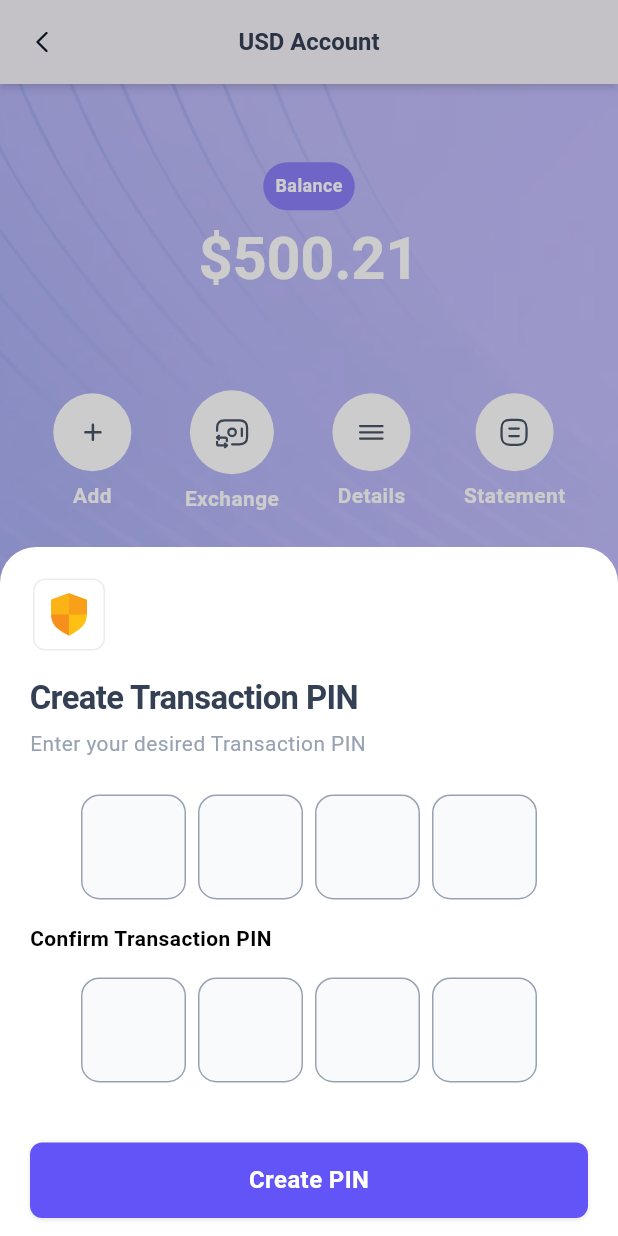
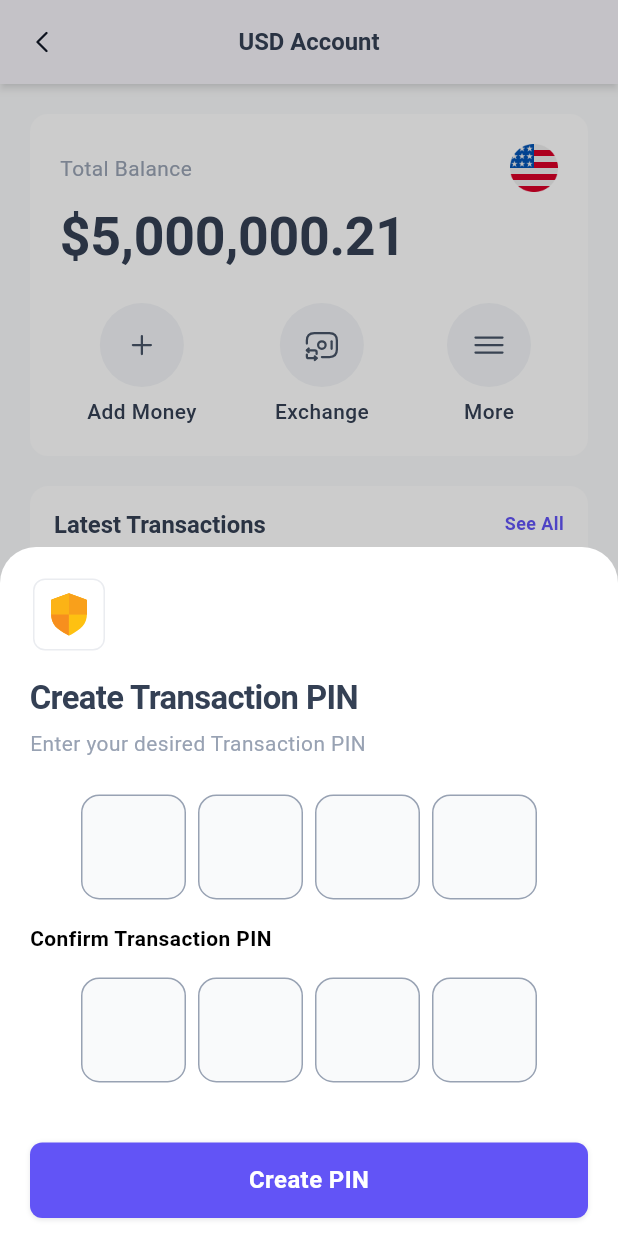
Before and after one commit to maraz-dev/remittance_mobile, a Flutter app: the CurrencyAccountView screen opened by its route, on a phone screen of 412 x 824 dp. Run offline on Flutter 3.47's test engine with Material 3 defaults, Android fonts, the phone set to English and light mode, and no system bars; drawn by our look-alikes of pinput; our stand-ins replace clock, device_info_plus, dio, flutter_animate, flutter_screenutil, flutter_secure_storage and 12 more; missing offline and left inert: curl_logger_dio_interceptor, dio_cache_interceptor, dio_cache_interceptor_hive_store, flutter_skeleton_ui, number_text_input_formatter; accounts and stored records are empty; network calls fail; Roboto replaces fonts that are missing (SFPro).

Commit message:
fix: redo currency account

```diff
--- a/lib/view/features/home/currency_account_view.dart
+++ b/lib/view/features/home/currency_account_view.dart
@@ -3,11 +3,13 @@ import 'package:flutter_screenutil/flutter_screenutil.dart';
 import 'package:go_router/go_router.dart';
 import 'package:remittance_mobile/view/features/home/add_money_view.dart';
 import 'package:remittance_mobile/view/features/transactions/widgets/latest_transaction_box.dart';
+import 'package:remittance_mobile/view/utils/app_bottomsheet.dart';
 import 'package:remittance_mobile/view/widgets/account_options.dart';
 import 'package:remittance_mobile/view/theme/app_colors.dart';
 import 'package:remittance_mobile/view/utils/app_images.dart';
 import 'package:remittance_mobile/view/utils/extensions.dart';
 import 'package:remittance_mobile/view/widgets/inner_app_bar.dart';
+import 'package:remittance_mobile/view/widgets/section_header.dart';
 
 class CurrencyAccountView extends StatefulWidget {
   static String path = 'currency-account-screen';
@@ -23,81 +25,92 @@ class _CurrencyAccountViewState extends State<CurrencyAccountView> {
     return Scaffold(
       appBar: innerAppBar(title: 'USD Account'),
       body: SafeArea(
+        child: SingleChildScrollView(
+          padding: const EdgeInsets.symmetric(horizontal: 20),
           child: Column(
             children: [
-            Stack(
-              alignment: AlignmentDirectional.center,
+              20.0.height,
+              Container(
+                padding: const EdgeInsets.all(20),
+                decoration: BoxDecoration(
+                  color: AppColors.kWhiteColor,
+                  borderRadius: BorderRadius.circular(12),
+                ),
+                child: Column(
+                  crossAxisAlignment: CrossAxisAlignment.start,
                   children: [
-                Image.asset(
-                  AppImages.accountViewImage,
-                  fit: BoxFit.fitWidth,
+                    Row(
+                      mainAxisAlignment: MainAxisAlignment.spaceBetween,
+                      children: [
+                        const Text('Total Balance'),
+                        Image.asset(AppImages.us, width: 32, height: 32)
+                      ],
                     ),
-                Column(
-                  children: [
-                    Container(
-                      padding: const EdgeInsets.all(8),
-                      decoration: BoxDecoration(
-                          color: AppColors.kCardColor,
-                          borderRadius: BorderRadius.circular(16.r)),
+                    10.0.height,
+                    SizedBox(
+                      width: 300,
                       child: Text(
-                        'Balance',
-                        style: Theme.of(context).textTheme.bodySmall!.copyWith(
-                            color: AppColors.kWhiteColor,
-                            fontWeight: FontWeight.bold),
+                        5000000.21.amountWithCurrency('usd'),
+                        overflow: TextOverflow.ellipsis,
+                        style: Theme.of(context)
+                            .textTheme
+                            .displayLarge!
+                            .copyWith(
+                                fontWeight: FontWeight.bold, fontSize: 36.sp),
                       ),
                     ),
-                    10.0.height,
-                    Text(
-                      500.21.amountWithCurrency('usd'),
-                      style: Theme.of(context).textTheme.displayLarge!.copyWith(
-                          fontWeight: FontWeight.bold,
-                          color: AppColors.kWhiteColor,
-                          fontSize: 40.sp),
-                    ),
-                    65.0.height,
+                    24.0.height,
                     Row(
                       mainAxisAlignment: MainAxisAlignment.spaceEvenly,
                       children: [
                         AccountOptions(
-                          text: 'Add',
+                          text: 'Add Money',
                           image: AppImages.add,
                           onPressed: () => context.pushNamed(AddMoneyView.path),
                         ),
+                        16.0.width,
                         const AccountOptions(
                           text: 'Exchange',
                           image: AppImages.exchange,
                         ),
-                        const AccountOptions(
-                          text: 'Details',
-                          image: AppImages.details,
+                        16.0.width,
+                        AccountOptions(
+                          text: 'More',
+                          image: AppImages.more,
+                          onPressed: () {
+                            AppBottomSheet.showBottomSheet(context,
+                                widget: Column(
+                                  mainAxisSize: MainAxisSize.min,
+                                  crossAxisAlignment: CrossAxisAlignment.start,
+                                  children: [
+                                    const SectionHeader(text: 'More'),
+                                    24.0.height,
+                                    ListView.separated(
+                                      shrinkWrap: true,
+                                      itemBuilder: (context, index) {
+                                        return currencyAccountList[index];
+                                      },
+                                      separatorBuilder: (context, index) =>
+                                          24.0.height,
+                                      itemCount: currencyAccountList.length,
+                                    )
+                                  ],
+                                ));
+                          },
                         ),
-                        const AccountOptions(
-                          text: 'Statement',
-                          image: AppImages.statment,
-                        ),
-                      ],
-                    )
                       ],
                     ),
                   ],
                 ),
-            30.0.height,
-            Expanded(
-              child: SingleChildScrollView(
-                padding: const EdgeInsets.symmetric(horizontal: 20),
-                child: Column(
-                  children: [
-                    /// Transactions
-                    /// Transactions
-                    12.0.height,
+              ),
+              20.0.height,
+
+              // Latest Transactions
               const LatestTransactionsBox(),
               30.0.height,
             ],
           ),
         ),
-            )
-          ],
-        ),
       ),
     );
   }
--- a/lib/view/features/home/kyc-views/ssn_and_bvn_view.dart
+++ b/lib/view/features/home/kyc-views/ssn_and_bvn_view.dart
@@ -21,7 +21,7 @@ class SsnAndKycView extends StatefulWidget {
 class _SsnAndKycViewState extends State<SsnAndKycView> {
   final TextEditingController _ssnOrBvn = TextEditingController();
   final TextEditingController _dateOfBirth = TextEditingController();
-  DateTime _currentDate = DateTime.now();
+  DateTime _currentDate = DateTime(DateTime.now().year - 16);
 
   @override
   void dispose() {
@@ -61,6 +61,7 @@ class _SsnAndKycViewState extends State<SsnAndKycView> {
                 final value = await showPlatformDatePicker(
                   context: context,
                   initialDate: _currentDate,
+                  maximumYear: _currentDate.year,
                   firstDate: DateTime(1900),
                   lastDate: _currentDate,
                 );
--- a/lib/view/utils/app_images.dart
+++ b/lib/view/utils/app_images.dart
@@ -27,7 +27,7 @@ class AppImages {
   static const credit = '$path/credit.svg';
   static const debit = '$path/debit.svg';
   static const homeViewAdd = '$path/add_home_view.svg';
-  static const details = '$path/details.svg';
+  static const more = '$path/more.svg';
   static const exchange = '$path/exchange.svg';
   static const statment = '$path/statement.svg';
   static const add = '$path/add.svg';
@@ -76,6 +76,10 @@ class AppImages {
   static const filterList = '$path/filter_list.svg';
   static const timer = '$path/timer.svg';
   static const dot = '$path/dot.svg';
+  static const accountDetails = '$path/account_details.svg';
+  static const accountStatement = '$path/account_statement.svg';
+  static const deactivate = '$path/deactivate.svg';
+  static const withdraw = '$path/withdraw.svg';
 
   /// IMAGES
   static const String imagePath = 'assets/images';
--- a/lib/view/widgets/account_options.dart
+++ b/lib/view/widgets/account_options.dart
@@ -1,6 +1,9 @@
 import 'package:flutter/material.dart';
 import 'package:flutter_svg/svg.dart';
+import 'package:go_router/go_router.dart';
+import 'package:remittance_mobile/view/features/home/add_money_view.dart';
 import 'package:remittance_mobile/view/theme/app_colors.dart';
+import 'package:remittance_mobile/view/utils/app_images.dart';
 import 'package:remittance_mobile/view/utils/extensions.dart';
 
 class AccountOptions extends StatelessWidget {
@@ -23,7 +26,7 @@ class AccountOptions extends StatelessWidget {
           child: Container(
             padding: const EdgeInsets.all(16),
             decoration: const BoxDecoration(
-                color: AppColors.kWhiteColor, shape: BoxShape.circle),
+                color: AppColors.kGrey100, shape: BoxShape.circle),
             child: SvgPicture.asset(image),
           ),
         ),
@@ -31,11 +34,66 @@ class AccountOptions extends StatelessWidget {
         Text(
           text,
           style: Theme.of(context).textTheme.bodyMedium!.copyWith(
-                color: AppColors.kWhiteColor,
-                fontWeight: FontWeight.bold,
+                color: AppColors.kGrey700,
+                fontWeight: FontWeight.w500,
               ),
         )
       ],
     );
   }
 }
+
+class AccountOptionsAlt extends StatelessWidget {
+  final String? onPressed;
+  final String text, image;
+
+  const AccountOptionsAlt({
+    super.key,
+    this.onPressed,
+    required this.text,
+    required this.image,
+  });
+
+  @override
+  Widget build(BuildContext context) {
+    return InkWell(
+      onTap: () {
+        context.pushNamed(onPressed ?? '');
+      },
+      child: Row(
+        children: [
+          Container(
+            padding: const EdgeInsets.all(16),
+            decoration: const BoxDecoration(
+                color: AppColors.kGrey100, shape: BoxShape.circle),
+            child: SvgPicture.asset(image),
+          ),
+          16.0.width,
+          Text(
+            text,
+            style: Theme.of(context).textTheme.bodyMedium!.copyWith(
+                  color: AppColors.kGrey700,
+                  fontWeight: FontWeight.w500,
+                ),
+          )
+        ],
+      ),
+    );
+  }
+}
+
+// List of More Options for Currency Account Page
+List<AccountOptionsAlt> currencyAccountList = [
+  AccountOptionsAlt(
+    text: 'Add Money',
+    image: AppImages.add,
+    onPressed: AddMoneyView.path,
+  ),
+  const AccountOptionsAlt(text: 'Exchange', image: AppImages.exchange),
+  const AccountOptionsAlt(text: 'Withdraw', image: AppImages.withdraw),
+  const AccountOptionsAlt(
+      text: 'Account Statement', image: AppImages.accountStatement),
+  const AccountOptionsAlt(
+      text: 'Account Details', image: AppImages.accountDetails),
+  const AccountOptionsAlt(text: 'Deactivate', image: AppImages.deactivate),
+];
```
Also changed, not shown: lib/data/remote/auth/auth_service.dart (+12 -0 lines), assets/images/svg/account_details.svg (added), assets/images/svg/account_statement.svg (added), assets/images/svg/add.svg, assets/images/svg/deactivate.svg (added), assets/images/svg/exchange.svg, assets/images/svg/more.svg (added), assets/images/svg/withdraw.svg (added). Lines whose indentation alone changed are shown as unchanged.
